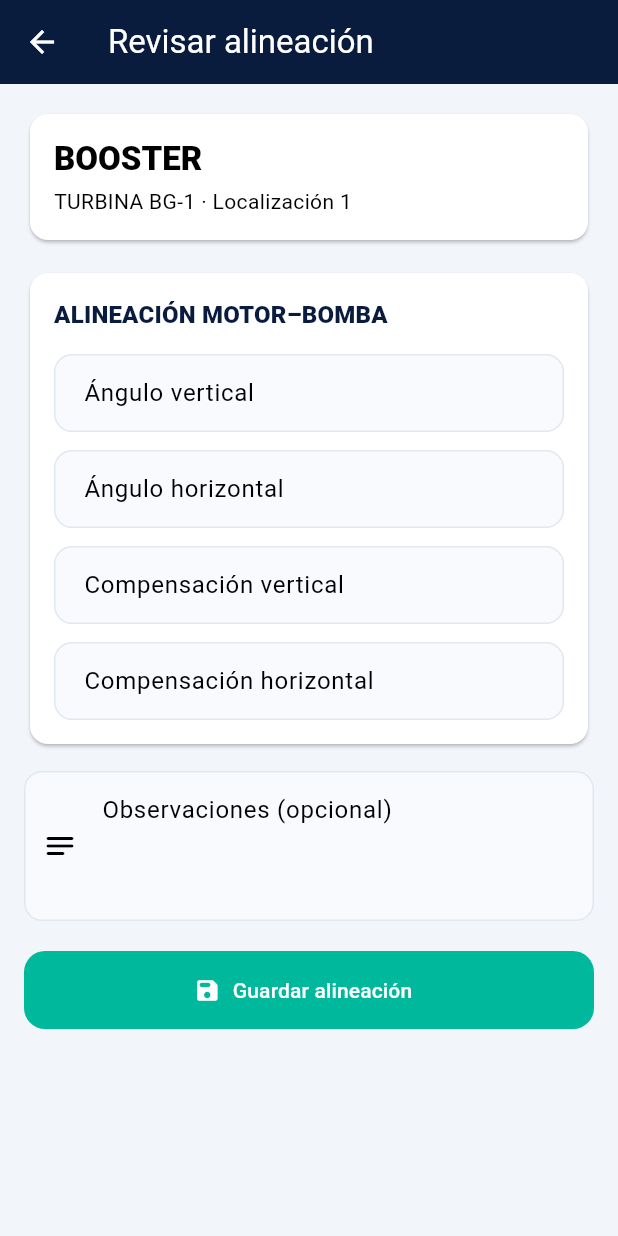
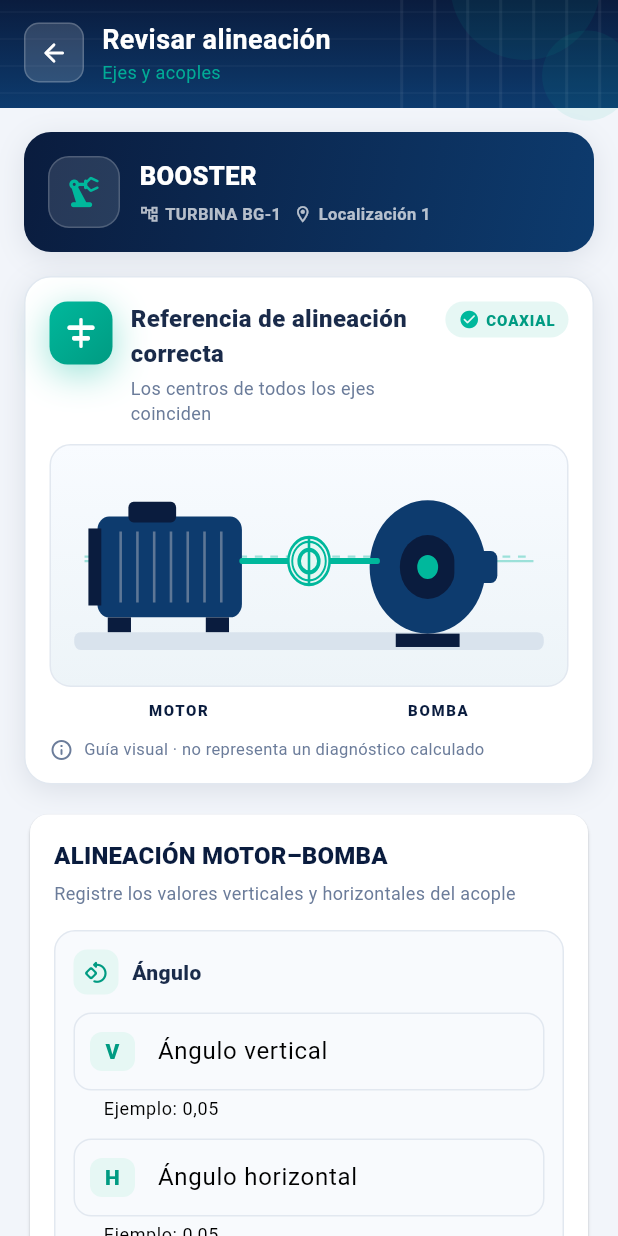
Before and after one commit to marcodpa/app-android-ptbg, a Flutter app: the AlignmentCaptureScreen screen opened directly with sample values from the repository, on a phone screen of 412 x 824 dp. Run offline on Flutter 3.47's test engine with Material 3 defaults, Android fonts, the phone set to English and light mode, and no system bars; our stand-ins replace pdf, printing, shared_preferences, sqflite; missing offline and left inert: mobile_scanner; accounts and stored records are empty; network calls fail.

Commit message:
feat: redesign alignment capture form

```diff
--- a/lib/screens/alignment_capture_screen.dart
+++ b/lib/screens/alignment_capture_screen.dart
@@ -6,6 +6,7 @@ import 'package:uuid/uuid.dart';
 import '../db/db_helper.dart';
 import '../models/models.dart';
 import '../theme.dart';
+import '../widgets/widgets.dart';
 
 typedef AlignmentSaveCallback = Future<void> Function(
   AlignmentMeasurement measurement,
@@ -167,14 +168,11 @@ class _AlignmentCaptureScreenState extends State<AlignmentCaptureScreen> {
   Widget build(BuildContext context) {
     return Scaffold(
       backgroundColor: AppColors.bg,
-      appBar: AppBar(
-        backgroundColor: AppColors.headerTop,
-        foregroundColor: Colors.white,
-        title: Text(
-          widget.measurementToEdit == null
+      appBar: AppHeader(
+        title: widget.measurementToEdit == null
             ? 'Medición de alineación'
             : 'Revisar alineación',
-        ),
+        subtitle: 'Ejes y acoples',
       ),
       body: SafeArea(
         child: Form(
@@ -185,7 +183,9 @@ class _AlignmentCaptureScreenState extends State<AlignmentCaptureScreen> {
               crossAxisAlignment: CrossAxisAlignment.stretch,
               children: [
                 _EquipmentHeader(equipo: widget.equipo),
-                const SizedBox(height: 14),
+                const SizedBox(height: 16),
+                AlignmentReferenceCard(puntos: widget.equipo.puntos),
+                const SizedBox(height: 16),
                 for (final section in _sections) ...[
                   _AlignmentCard(
                     section: section,
@@ -233,23 +233,95 @@ class _EquipmentHeader extends StatelessWidget {
 
   @override
   Widget build(BuildContext context) {
-    return Card(
-      child: Padding(
+    return Container(
       padding: const EdgeInsets.all(16),
+      decoration: BoxDecoration(
+        gradient: const LinearGradient(
+          begin: Alignment.topLeft,
+          end: Alignment.bottomRight,
+          colors: [AppColors.headerTop, AppColors.headerBottom],
+        ),
+        borderRadius: BorderRadius.circular(18),
+        boxShadow: AppColors.shadowMd,
+      ),
+      child: Row(
+        children: [
+          Container(
+            width: 48,
+            height: 48,
+            decoration: BoxDecoration(
+              color: Colors.white.withValues(alpha: .12),
+              borderRadius: BorderRadius.circular(14),
+              border: Border.all(color: Colors.white.withValues(alpha: .18)),
+            ),
+            child: const Icon(
+              Icons.precision_manufacturing_rounded,
+              color: AppColors.teal,
+              size: 26,
+            ),
+          ),
+          const SizedBox(width: 13),
+          Expanded(
             child: Column(
               crossAxisAlignment: CrossAxisAlignment.start,
               children: [
                 Text(
                   equipo.equipo,
-              style: Theme.of(context).textTheme.titleLarge?.copyWith(
+                  style: const TextStyle(
+                    color: Colors.white,
+                    fontSize: 17,
                     fontWeight: FontWeight.w900,
                   ),
                 ),
-            const SizedBox(height: 4),
-            Text('${equipo.sistema} · Localización ${equipo.localizacion}'),
+                const SizedBox(height: 5),
+                Wrap(
+                  spacing: 8,
+                  runSpacing: 5,
+                  children: [
+                    _EquipmentMeta(
+                      icon: Icons.account_tree_outlined,
+                      label: equipo.sistema,
+                    ),
+                    _EquipmentMeta(
+                      icon: Icons.location_on_outlined,
+                      label: 'Localización ${equipo.localizacion}',
+                    ),
+                  ],
+                ),
               ],
             ),
           ),
+        ],
+      ),
+    );
+  }
+}
+
+class _EquipmentMeta extends StatelessWidget {
+  const _EquipmentMeta({
+    required this.icon,
+    required this.label,
+  });
+
+  final IconData icon;
+  final String label;
+
+  @override
+  Widget build(BuildContext context) {
+    return Row(
+      mainAxisSize: MainAxisSize.min,
+      children: [
+        Icon(icon, color: Colors.white70, size: 13),
+        const SizedBox(width: 4),
+        Text(
+          label,
+          style: const TextStyle(
+            color: Colors.white70,
+            fontSize: 11,
+            fontWeight: FontWeight.w600,
+          ),
+        ),
+      ],
     );
   }
 }
@@ -280,17 +352,96 @@ class _AlignmentCard extends StatelessWidget {
                     color: AppColors.headerTop,
                   ),
             ),
-            const SizedBox(height: 14),
-            for (var index = 0; index < section.fields.length; index++) ...[
-              _AlignmentFieldInput(
-                field: section.fields[index],
-                controller: controllers[section.fields[index].column]!,
+            const SizedBox(height: 4),
+            const Text(
+              'Registre los valores verticales y horizontales del acople',
+              style: TextStyle(
+                color: AppColors.textSecondary,
+                fontSize: 12,
+              ),
+            ),
+            const SizedBox(height: 16),
+            _AlignmentMetricGroup(
+              title: 'Ángulo',
+              icon: Icons.rotate_90_degrees_ccw_rounded,
+              fields: section.fields.take(2).toList(),
+              controllers: controllers,
               validator: validator,
             ),
-              if (index < section.fields.length - 1) const SizedBox(height: 12),
+            const SizedBox(height: 14),
+            _AlignmentMetricGroup(
+              title: 'Compensación',
+              icon: Icons.open_with_rounded,
+              fields: section.fields.skip(2).toList(),
+              controllers: controllers,
+              validator: validator,
+            ),
+          ],
+        ),
+      ),
+    );
+  }
+}
+
+class _AlignmentMetricGroup extends StatelessWidget {
+  const _AlignmentMetricGroup({
+    required this.title,
+    required this.icon,
+    required this.fields,
+    required this.controllers,
+    required this.validator,
+  });
+
+  final String title;
+  final IconData icon;
+  final List<AlignmentField> fields;
+  final Map<String, TextEditingController> controllers;
+  final FormFieldValidator<String> validator;
+
+  @override
+  Widget build(BuildContext context) {
+    return Container(
+      padding: const EdgeInsets.all(12),
+      decoration: BoxDecoration(
+        color: AppColors.surface2,
+        borderRadius: BorderRadius.circular(14),
+        border: Border.all(color: AppColors.border),
+      ),
+      child: Column(
+        crossAxisAlignment: CrossAxisAlignment.stretch,
+        children: [
+          Row(
+            children: [
+              Container(
+                width: 30,
+                height: 30,
+                decoration: BoxDecoration(
+                  color: AppColors.tealLight,
+                  borderRadius: BorderRadius.circular(9),
+                ),
+                child: Icon(icon, color: AppColors.tealDark, size: 17),
+              ),
+              const SizedBox(width: 9),
+              Text(
+                title,
+                style: const TextStyle(
+                  color: AppColors.textPrimary,
+                  fontSize: 14,
+                  fontWeight: FontWeight.w800,
+                ),
+              ),
+            ],
+          ),
+          const SizedBox(height: 12),
+          for (var index = 0; index < fields.length; index++) ...[
+            _AlignmentFieldInput(
+              field: fields[index],
+              controller: controllers[fields[index].column]!,
+              validator: validator,
+            ),
+            if (index < fields.length - 1) const SizedBox(height: 12),
           ],
         ],
-        ),
       ),
     );
   }
@@ -320,6 +471,26 @@ class _AlignmentFieldInput extends StatelessWidget {
       ),
       decoration: InputDecoration(
         labelText: field.label,
+        hintText: '0,05',
+        helperText: 'Ejemplo: 0,05',
+        prefixIcon: Padding(
+          padding: const EdgeInsets.all(11),
+          child: Container(
+            alignment: Alignment.center,
+            width: 30,
+            decoration: BoxDecoration(
+              color: AppColors.tealLight,
+              borderRadius: BorderRadius.circular(8),
+            ),
+            child: Text(
+              field.column.endsWith('_V') ? 'V' : 'H',
+              style: const TextStyle(
+                color: AppColors.tealDark,
+                fontWeight: FontWeight.w900,
+              ),
+            ),
+          ),
+        ),
         suffixText: field.unit,
       ),
     );
```
Also changed, not shown: 1 other file. Lines whose indentation alone changed are shown as unchanged.
